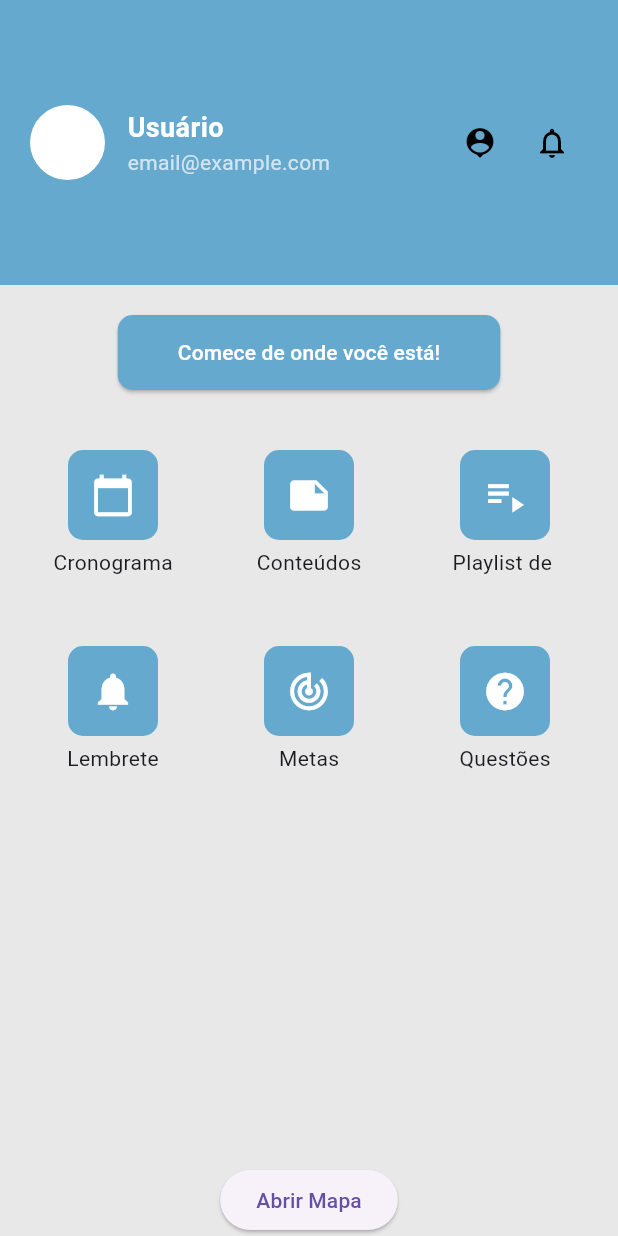
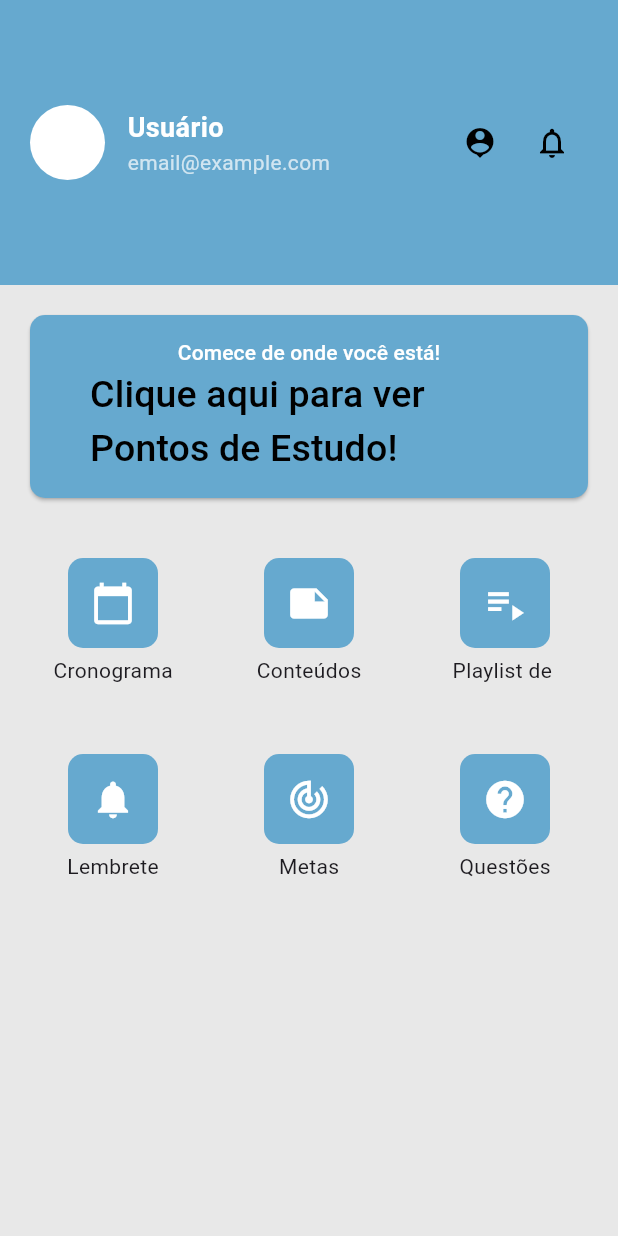
Before and after one commit to analuiza75/myapp, a Flutter app: the Home screen opened directly, on a phone screen of 412 x 824 dp. Run offline on Flutter 3.47's test engine with Material 3 defaults, Android fonts, the phone set to English and light mode, and no system bars; our stand-ins replace geocoding, geolocator, google_fonts, google_maps_flutter, shared_preferences, sqflite; accounts and stored records are empty; Roboto replaces fonts that are missing (Jomhuria).

Commit message:
add Button Map

```diff
--- a/lib/pages/home.dart
+++ b/lib/pages/home.dart
@@ -58,22 +58,7 @@ class _HomeState extends State<Home> {
           ),
           _buildButton(),
           _buildMenu(),
-          ElevatedButton(
-            onPressed: () {
-              Navigator.push(
-                context,
-                MaterialPageRoute(
-                  builder: (context) => MapPage(
-                    locations: [
-                      LatLng(-9.745249814503792, -36.63152135483646),
-                    ],
-                    initialPosition: LatLng(-9.745249814503792, -36.63152135483646),
-                  ),
-                ),
-              );
-            },
-            child: Text("Abrir Mapa"),
-          ),
+
         ],
       ), /*Column(
         children: [
@@ -196,19 +181,44 @@ class _HomeState extends State<Home> {
     );
   }
 
+  void Onpressed() {
+    Navigator.push(
+      context,
+      MaterialPageRoute(
+        builder: (context) => MapPage(
+          locations: [
+            LatLng(-9.745249814503792, -36.63152135483646),
+          ],
+          initialPosition: LatLng(-9.745249814503792, -36.63152135483646),
+        ),
+      ),
+    );
+  }
+
   Widget _buildButton() {
     return Padding(
       padding: const EdgeInsets.all(20.0),
       child: ElevatedButton(
-        onPressed: () {},
+        onPressed: () => Onpressed(),
         style: ElevatedButton.styleFrom(
           backgroundColor: const Color(0xFF66A9CF),
           padding: const EdgeInsets.symmetric(vertical: 15, horizontal: 40),
           shape:
               RoundedRectangleBorder(borderRadius: BorderRadius.circular(10)),
         ),
-        child: const Text("Comece de onde você está!",
-            style: TextStyle(color: Colors.white)),
+        child: Column(
+          children: [
+            const Text("Comece de onde você está!",
+                style: TextStyle(color: Colors.white)),
+            Text(
+              "Clique aqui para ver Pontos de Estudo!",
+              style: GoogleFonts.jomhuria(
+                  color: Colors.black,
+
+                  fontSize: 25),
+            )
+          ],
+        ),
       ),
     );
   }
@@ -254,20 +264,12 @@ class _HomeState extends State<Home> {
     );
   }
 
-  /// Determine the current position of the device.
-  ///
-  /// When the location services are not enabled or permissions
-  /// are denied the `Future` will return an error.
   Future<Position> _determinePosition() async {
     bool serviceEnabled;
     LocationPermission permission;
 
-    // Test if location services are enabled.
     serviceEnabled = await Geolocator.isLocationServiceEnabled();
     if (!serviceEnabled) {
-      // Location services are not enabled don't continue
-      // accessing the position and request users of the
-      // App to enable the location services.
       return Future.error('Location services are disabled.');
     }
 
@@ -275,11 +277,6 @@ class _HomeState extends State<Home> {
     if (permission == LocationPermission.denied) {
       permission = await Geolocator.requestPermission();
       if (permission == LocationPermission.denied) {
-        // Permissions are denied, next time you could try
-        // requesting permissions again (this is also where
-        // Android's shouldShowRequestPermissionRationale
-        // returned true. According to Android guidelines
-        // your App should show an explanatory UI now.
         return Future.error('Location permissions are denied');
       }
     }
@@ -290,8 +287,6 @@ class _HomeState extends State<Home> {
           'Location permissions are permanently denied, we cannot request permissions.');
     }
 
-    // When we reach here, permissions are granted and we can
-    // continue accessing the position of the device.
     return await Geolocator.getCurrentPosition();
   }
 }
```
